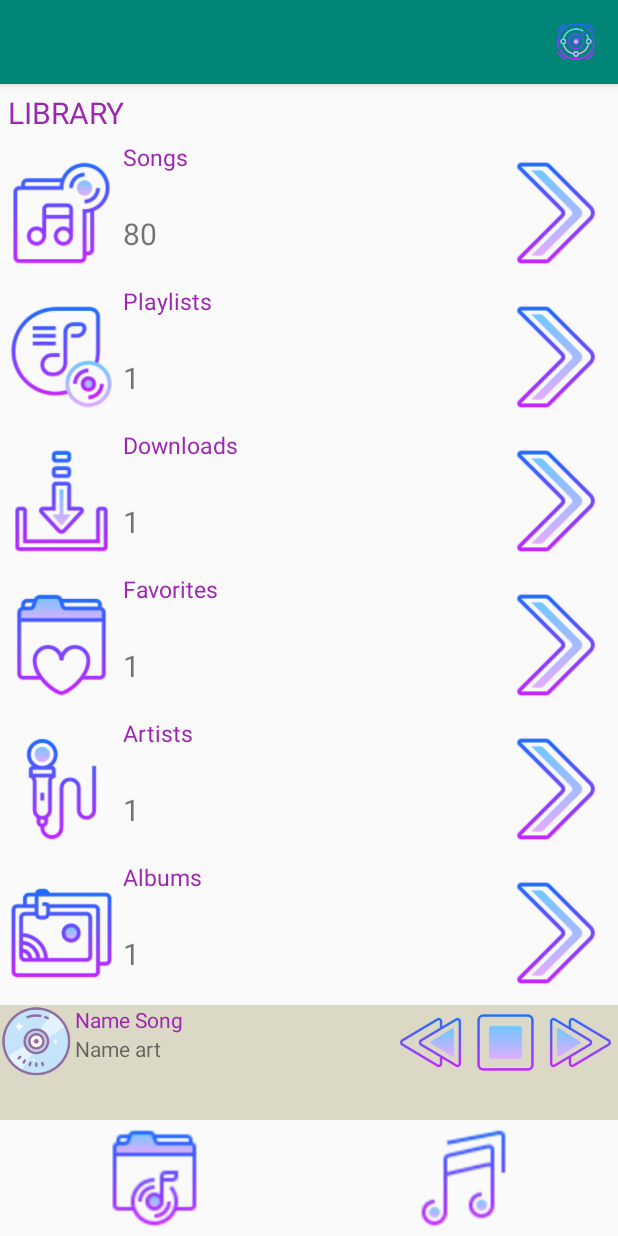
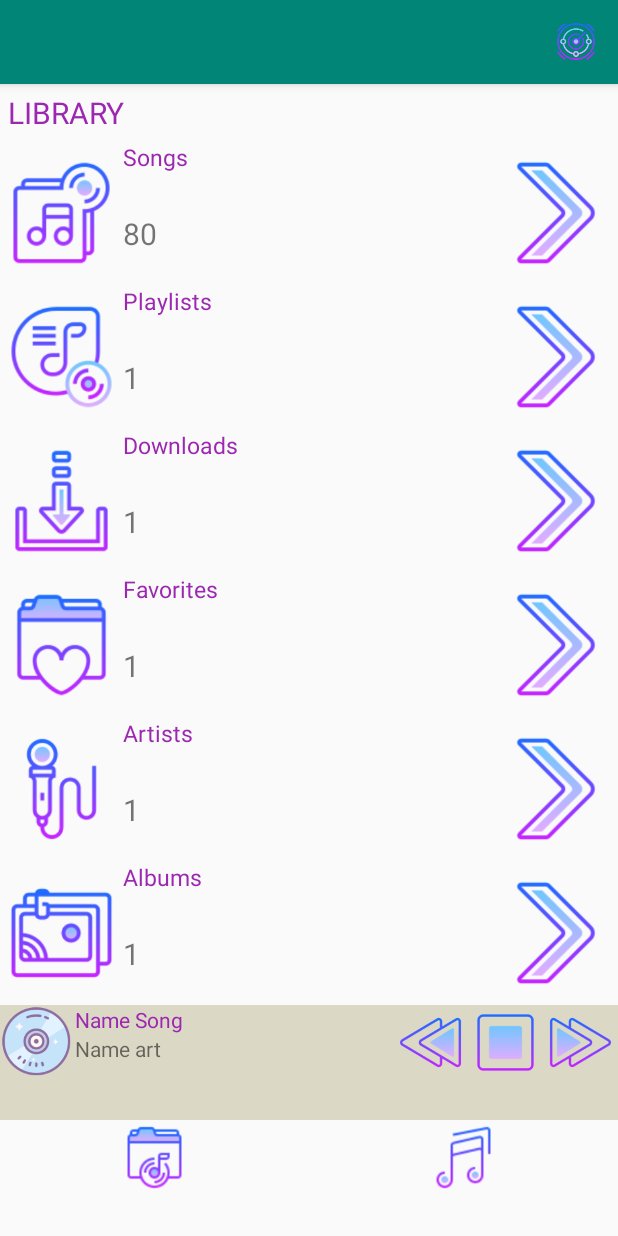
Before and after one commit to tqlong1609/MediaPlayer_Project, an Android app: the screen it shows after launch (MainActivity), on a phone screen of 412 x 824 dp. Run offline under Robolectric (Android 15) with nearby library versions, the light colour scheme and no system bars.

Commit message:
add theme 1

```diff
--- a/app/src/main/AndroidManifest.xml
+++ b/app/src/main/AndroidManifest.xml
@@ -1,7 +1,8 @@
 <?xml version="1.0" encoding="utf-8"?>
 <manifest xmlns:android="http://schemas.android.com/apk/res/android"
     package="com.example.mediaplayer">
-
+    <uses-permission android:name="android.permission.WRITE_EXTERNAL_STORAGE" />
+    <uses-permission android:name="android.permission.READ_EXTERNAL_STORAGE" />
     <application
         android:allowBackup="true"
         android:icon="@mipmap/ic_launcher"
@@ -25,4 +26,5 @@
         </activity>
     </application>
 
+
 </manifest>
--- a/app/src/main/java/com/example/mediaplayer/ControlMusicFragment.java
+++ b/app/src/main/java/com/example/mediaplayer/ControlMusicFragment.java
@@ -9,14 +9,17 @@ import android.view.LayoutInflater;
 import android.view.View;
 import android.view.ViewGroup;
 import android.widget.ImageView;
+import android.widget.LinearLayout;
+import android.widget.RelativeLayout;
 import android.widget.Toast;
 
 public class ControlMusicFragment extends Fragment {
 
     private View mView;
-    private ImageView mImageDisk ;
+    private RelativeLayout mControl ;
     private ImageView mPlayPause;
     private Intent mIntent;
+    private ImageView mNext, mPrevious;
 
     private boolean mIsPlay = false;
 
@@ -46,11 +49,24 @@ public class ControlMusicFragment extends Fragment {
                 }
             }
         });
+        // To do: next music
+        mNext.setOnClickListener(new View.OnClickListener() {
+            @Override
+            public void onClick(View v) {
+            }
+        });
+        // To do: previous music
+        mPrevious.setOnClickListener(new View.OnClickListener() {
+            @Override
+            public void onClick(View v) {
+
+            }
+        });
     }
 
     private void openPlaySong()
     {
-        mImageDisk.setOnClickListener(new View.OnClickListener() {
+        mControl.setOnClickListener(new View.OnClickListener() {
             @Override
             public void onClick(View v) {
                 mIntent = new Intent(getActivity(),PlaySongsActivity.class);
@@ -61,7 +77,9 @@ public class ControlMusicFragment extends Fragment {
 
     private void mapping()
     {
-        mImageDisk = mView.findViewById(R.id.disk);
+        mControl = mView.findViewById(R.id.layout_control);
         mPlayPause = mView.findViewById(R.id.button_stop_play);
+        mNext = mView.findViewById(R.id.next);
+        mPrevious = mView.findViewById(R.id.button_previous);
     }
 }
--- a/app/src/main/java/com/example/mediaplayer/MainActivity.java
+++ b/app/src/main/java/com/example/mediaplayer/MainActivity.java
@@ -21,12 +21,7 @@ public class MainActivity extends AppCompatActivity {
     protected void onCreate(Bundle savedInstanceState) {
         super.onCreate(savedInstanceState);
         setContentView(R.layout.activity_main);
-        mapping();
         openFragment();
-    }
-    // mapping
-    private void mapping()
-    {
     }
     // open fragment
     private void openFragment()
@@ -35,6 +30,7 @@ public class MainActivity extends AppCompatActivity {
         mFragmentTransaction = mFragmentManager.beginTransaction();
         mFragmentTransaction.replace(R.id.frame_music_control,new ControlMusicFragment());
         mFragmentTransaction.replace(R.id.frame_music_contains,new MyMusicFragment());
+        mFragmentTransaction.replace(R.id.frame_music_mode,new ModeMusicFragment());
         mFragmentTransaction.commit();
     }
 
--- /dev/null
+++ b/app/src/main/java/com/example/mediaplayer/ModeMusicFragment.java
@@ -0,0 +1,21 @@
+package com.example.mediaplayer;
+
+import android.os.Bundle;
+import android.support.annotation.NonNull;
+import android.support.annotation.Nullable;
+import android.support.v4.app.Fragment;
+import android.view.LayoutInflater;
+import android.view.View;
+import android.view.ViewGroup;
+
+public class ModeMusicFragment extends Fragment {
+
+    private View mView;
+
+    @Nullable
+    @Override
+    public View onCreateView(@NonNull LayoutInflater inflater, @Nullable ViewGroup container, @Nullable Bundle savedInstanceState) {
+        mView = inflater.inflate(R.layout.fragment_mode_music,container,false);
+        return mView;
+    }
+}
--- a/app/src/main/res/layout/activity_main.xml
+++ b/app/src/main/res/layout/activity_main.xml
@@ -21,27 +21,12 @@
         android:layout_weight="1"
         ></FrameLayout>
 
-    <LinearLayout
+    <FrameLayout
+        android:id="@+id/frame_music_mode"
         android:weightSum="2"
         android:orientation="horizontal"
         android:layout_weight="1"
         android:layout_width="match_parent"
         android:layout_height="0dp">
-
-        <ImageView
-            android:id="@+id/image_music_folder"
-            android:layout_weight="1"
-            android:layout_width="0dp"
-            android:layout_height="match_parent"
-            android:src="@drawable/ic_music_folder"
-            />
-        <ImageView
-            android:id="@+id/image_music_online"
-            android:layout_weight="1"
-            android:layout_width="0dp"
-            android:layout_height="match_parent"
-            android:src="@drawable/ic_my_music"
-            />
-
-    </LinearLayout>
+    </FrameLayout>
 </LinearLayout>
--- a/app/src/main/res/layout/fragment_control_music.xml
+++ b/app/src/main/res/layout/fragment_control_music.xml
@@ -1,5 +1,7 @@
 <?xml version="1.0" encoding="utf-8"?>
-<RelativeLayout android:layout_height="match_parent"
+<RelativeLayout
+    android:id="@+id/layout_control"
+    android:layout_height="match_parent"
     android:layout_width="match_parent"
     xmlns:android="http://schemas.android.com/apk/res/android"
     android:background="#DBD8C6"
@@ -24,14 +26,14 @@
         android:layout_width="200dp"
         android:layout_height="wrap_content" />
     <ImageView
-        android:id="@+id/button_right"
+        android:id="@+id/next"
         android:layout_alignParentRight="true"
         android:src="@drawable/ic_next"
         android:layout_width="50dp"
         android:layout_height="50dp" />
     <ImageView
         android:id="@+id/button_stop_play"
-        android:layout_toLeftOf="@id/button_right"
+        android:layout_toLeftOf="@id/next"
         android:src="@drawable/ic_stop"
         android:layout_width="50dp"
         android:layout_height="50dp" />
--- /dev/null
+++ b/app/src/main/res/layout/fragment_mode_music.xml
@@ -0,0 +1,19 @@
+<?xml version="1.0" encoding="utf-8"?>
+<LinearLayout android:layout_height="match_parent"
+    android:layout_width="match_parent"
+    android:orientation="horizontal"
+    android:weightSum="2"
+    xmlns:android="http://schemas.android.com/apk/res/android" >
+
+    <ImageView
+        android:src="@drawable/ic_music_folder"
+        android:layout_weight="1"
+        android:layout_width="0dp"
+        android:layout_height="50dp" />
+    <ImageView
+        android:src="@drawable/ic_my_music"
+        android:layout_weight="1"
+        android:layout_width="0dp"
+        android:layout_height="50dp" />
+
+</LinearLayout>
--- a/app/src/main/res/layout/songs.xml
+++ b/app/src/main/res/layout/songs.xml
@@ -22,13 +22,14 @@
         <TextView
             android:id="@+id/name_song"
             android:layout_margin="5dp"
-            android:textSize="20dp"
+            android:textSize="15dp"
             android:textColor="#9C27B0"
             android:text="Name Song"
             android:layout_weight="1"
             android:layout_width="match_parent"
             android:layout_height="0dp" />
         <TextView
+            android:textSize="10dp"
             android:id="@+id/name_artist"
             android:layout_margin="5dp"
             android:layout_width="match_parent"
```
Also changed, not shown: app/src/main/java/com/example/mediaplayer/PlaySongsActivity.java (+79 -0 lines), app/src/main/java/com/example/mediaplayer/SongsActivity.java (+8 -1 lines), app/src/main/res/anim/disk_rotate.xml (added, +15 -0 lines), app/src/main/res/layout/activity_play_songs.xml (+8 -2 lines), 2 other files.
